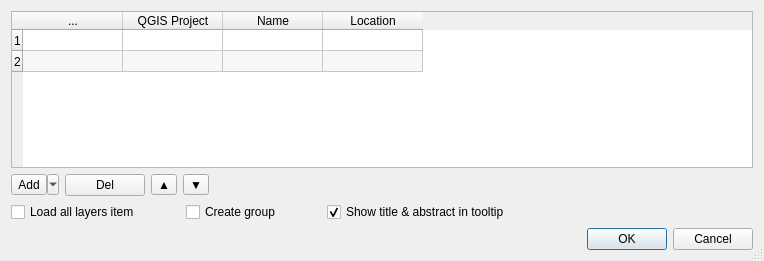
Old version of the form menu_from_project/ui/conf_dialog.ui in the repository xcaeag/MenuFromProject-Qgis-Plugin.
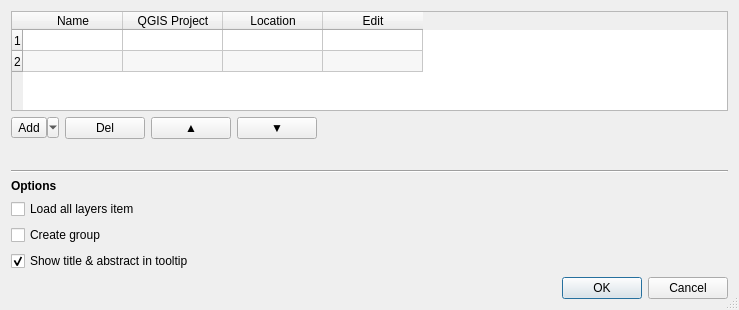
New version of the form. Icons and pictures are not drawn.

Patch:
```diff
--- a/menu_from_project/ui/conf_dialog.ui
+++ b/menu_from_project/ui/conf_dialog.ui
@@ -9,8 +9,8 @@
    <rect>
     <x>0</x>
     <y>0</y>
-    <width>764</width>
-    <height>261</height>
+    <width>739</width>
+    <height>310</height>
    </rect>
   </property>
   <property name="sizePolicy">
@@ -21,8 +21,8 @@
   </property>
   <property name="minimumSize">
    <size>
-    <width>540</width>
-    <height>150</height>
+    <width>550</width>
+    <height>310</height>
    </size>
   </property>
   <property name="windowTitle">
@@ -40,7 +40,15 @@
   </property>
   <layout class="QVBoxLayout" name="verticalLayout_2">
    <item>
+    <layout class="QVBoxLayout" name="verticalLayout">
+     <item>
     <widget class="QTableWidget" name="tableWidget">
+       <property name="minimumSize">
+        <size>
+         <width>0</width>
+         <height>100</height>
+        </size>
+       </property>
      <property name="sizeAdjustPolicy">
       <enum>QAbstractScrollArea::AdjustToContents</enum>
      </property>
@@ -85,27 +93,29 @@
      </attribute>
      <row/>
      <row/>
-     <column>
-      <property name="text">
-       <string>...</string>
-      </property>
-     </column>
-     <column>
-      <property name="text">
-       <string>QGIS Project</string>
-      </property>
-     </column>
      <column>
       <property name="text">
        <string>Name</string>
       </property>
      </column>
+       <column>
+        <property name="text">
+         <string>QGIS Project</string>
+        </property>
+       </column>
      <column>
       <property name="text">
        <string>Location</string>
       </property>
      </column>
-    </widget>
+       <column>
+        <property name="text">
+         <string>Edit</string>
+        </property>
+       </column>
+      </widget>
+     </item>
+    </layout>
    </item>
    <item>
     <layout class="QHBoxLayout" name="horizontalLayout" stretch="0,0,0,0,0">
@@ -148,7 +158,7 @@
       </widget>
      </item>
      <item>
-      <widget class="QToolButton" name="btnUp">
+      <widget class="QPushButton" name="btnUp">
        <property name="toolTip">
         <string>Move up selected project</string>
        </property>
@@ -158,7 +168,7 @@
       </widget>
      </item>
      <item>
-      <widget class="QToolButton" name="btnDown">
+      <widget class="QPushButton" name="btnDown">
        <property name="toolTip">
         <string>Move down selected project</string>
        </property>
@@ -183,8 +193,28 @@
     </layout>
    </item>
    <item>
-    <layout class="QHBoxLayout" name="horizontalLayout_2">
+    <spacer name="verticalSpacer">
+     <property name="orientation">
+      <enum>Qt::Vertical</enum>
+     </property>
+     <property name="sizeHint" stdset="0">
+      <size>
+       <width>20</width>
+       <height>40</height>
+      </size>
+     </property>
+    </spacer>
+   </item>
      <item>
+    <widget class="Line" name="line">
+     <property name="orientation">
+      <enum>Qt::Horizontal</enum>
+     </property>
+    </widget>
+   </item>
+   <item>
+    <layout class="QFormLayout" name="formLayout">
+     <item row="1" column="0">
       <widget class="QCheckBox" name="cbxLoadAll">
        <property name="text">
         <string>Load all layers item</string>
@@ -194,7 +224,7 @@
        </property>
       </widget>
      </item>
-     <item>
+     <item row="1" column="1">
       <spacer name="horizontalSpacer_3">
        <property name="orientation">
         <enum>Qt::Horizontal</enum>
@@ -210,7 +240,23 @@
        </property>
       </spacer>
      </item>
-     <item>
+     <item row="3" column="1">
+      <spacer name="horizontalSpacer_4">
+       <property name="orientation">
+        <enum>Qt::Horizontal</enum>
+       </property>
+       <property name="sizeType">
+        <enum>QSizePolicy::Maximum</enum>
+       </property>
+       <property name="sizeHint" stdset="0">
+        <size>
+         <width>40</width>
+         <height>20</height>
+        </size>
+       </property>
+      </spacer>
+     </item>
+     <item row="2" column="0">
       <widget class="QCheckBox" name="cbxCreateGroup">
        <property name="text">
         <string>Create group</string>
@@ -223,23 +269,7 @@
        </property>
       </widget>
      </item>
-     <item>
-      <spacer name="horizontalSpacer_4">
-       <property name="orientation">
-        <enum>Qt::Horizontal</enum>
-       </property>
-       <property name="sizeType">
-        <enum>QSizePolicy::Maximum</enum>
-       </property>
-       <property name="sizeHint" stdset="0">
-        <size>
-         <width>40</width>
-         <height>20</height>
-        </size>
-       </property>
-      </spacer>
-     </item>
-     <item>
+     <item row="3" column="0">
       <widget class="QCheckBox" name="cbxShowTooltip">
        <property name="text">
         <string>Show title &amp;&amp; abstract in tooltip</string>
@@ -252,7 +282,7 @@
        </property>
       </widget>
      </item>
-     <item>
+     <item row="2" column="1">
       <spacer name="horizontalSpacer_2">
        <property name="orientation">
         <enum>Qt::Horizontal</enum>
@@ -265,6 +295,22 @@
        </property>
       </spacer>
      </item>
+     <item row="0" column="0">
+      <widget class="QLabel" name="lblSettings">
+       <property name="font">
+        <font>
+         <weight>75</weight>
+         <bold>true</bold>
+        </font>
+       </property>
+       <property name="cursor">
+        <cursorShape>IBeamCursor</cursorShape>
+       </property>
+       <property name="text">
+        <string>Options</string>
+       </property>
+      </widget>
+     </item>
     </layout>
    </item>
    <item>
```
Left out of the diff: 15 changed lines with no effect on the pictures. Lines whose indentation alone changed are shown as unchanged.
